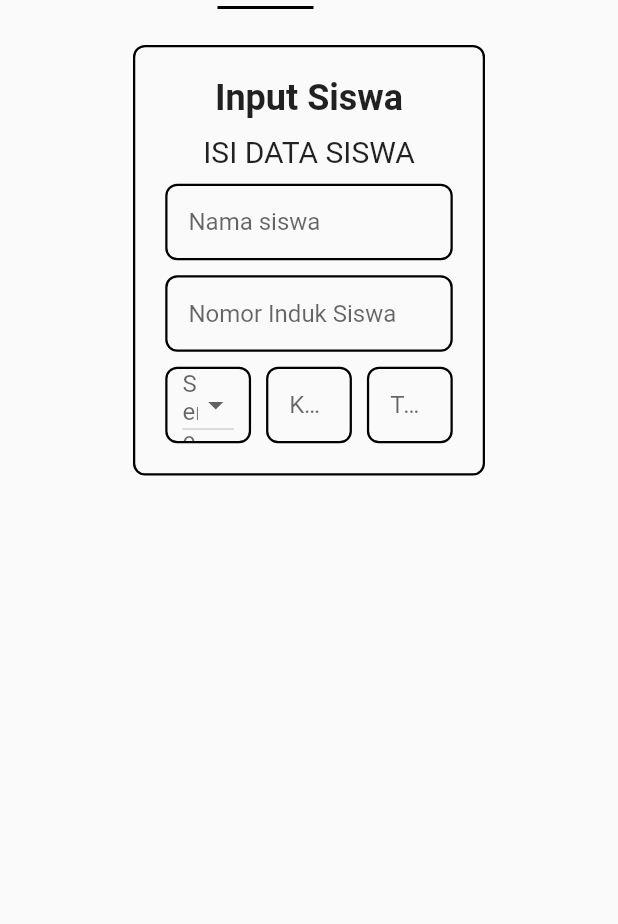
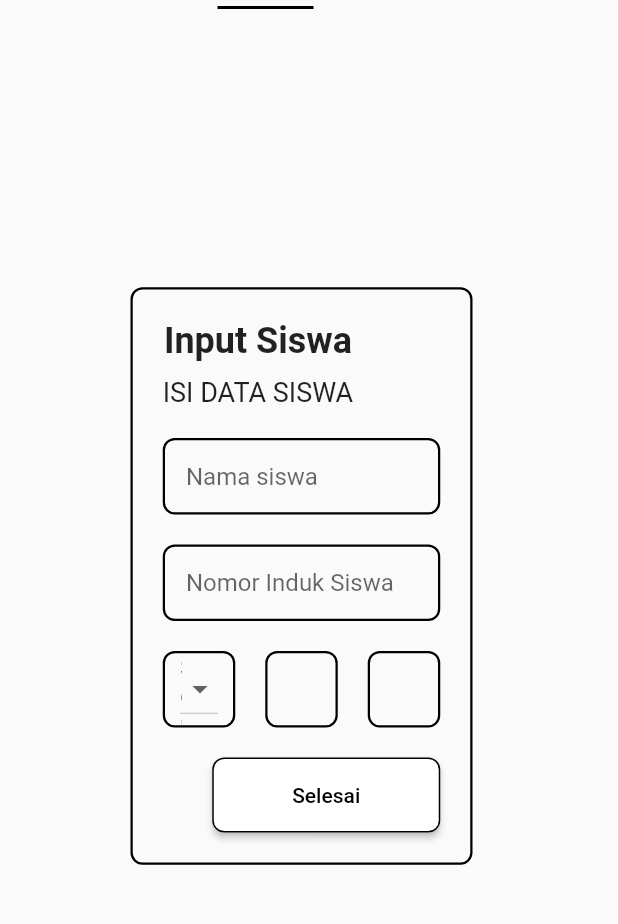
Before and after one commit to KukangSulap/dmc_sql, a Flutter app: the InputSiswaPage screen opened directly, on a phone screen of 412 x 824 dp, the part 69-993 px from its top. Run offline on Flutter 3.47's test engine with Material 2 defaults, Android fonts, the phone set to English and light mode, and no system bars.

Commit message:
UI inputSiswa done 95%

```diff
--- a/dmc_sql/lib/BagSiswa/inputSiswa.dart
+++ b/dmc_sql/lib/BagSiswa/inputSiswa.dart
@@ -1,4 +1,5 @@
 import 'package:dmc_sql/AppBar/appBarAdmin.dart';
+import 'package:dmc_sql/BagSiswa/siswa.dart';
 import 'package:flutter/material.dart';
 import 'package:flutter/src/widgets/framework.dart';
 import 'package:flutter/src/widgets/placeholder.dart';
@@ -19,8 +20,10 @@ class _InputSiswaPageState extends State<InputSiswaPage> {
       appBar: AppBarAdmin(page: "s"),
       body: Padding(
         padding: const EdgeInsets.all(20.0),
-        child:  Row(
-          mainAxisAlignment: MainAxisAlignment.spaceBetween,
+        child: Column(
+          children: [
+            Expanded(
+              child: Row(
                 children: [
                   const Expanded(
                     flex: 1,
@@ -42,23 +45,27 @@ class _InputSiswaPageState extends State<InputSiswaPage> {
                         child: Column(
                           mainAxisSize: MainAxisSize.min,
                           children: [
-                      const Text(
+                            Container(
+                              alignment: Alignment.topLeft,
+                              child: Column(
+                                children: const [
+                                  Text(
                                     "Input Siswa",
                                     style: TextStyle(
                                       fontSize: 24,
-                          fontWeight: FontWeight.bold
+                                      fontWeight: FontWeight.bold,
                                     ),
                                     textAlign: TextAlign.left,
                                   ),
-                      const SizedBox(height: 10.0),
-                      const Text(
+                                  SizedBox(height: 10.0),
+                                  Text(
                                     "ISI DATA SISWA",
-                        style: TextStyle(
-                            fontSize: 20
+                                    style: TextStyle(fontSize: 18),
                                   ),
-                        textAlign: TextAlign.left,
+                                ],
                               ),
-                      const SizedBox(height: 10.0),
+                            ),
+                            SizedBox(height: 20.0),
                             Container(
                               decoration: BoxDecoration(
                                 borderRadius: BorderRadius.circular(8.0),
@@ -75,7 +82,7 @@ class _InputSiswaPageState extends State<InputSiswaPage> {
                                 ),
                               ),
                             ),
-                      const SizedBox(height: 10.0),
+                            SizedBox(height: 20.0),
                             Container(
                               decoration: BoxDecoration(
                                 borderRadius: BorderRadius.circular(8.0),
@@ -92,7 +99,7 @@ class _InputSiswaPageState extends State<InputSiswaPage> {
                                 ),
                               ),
                             ),
-                      const SizedBox(height: 10.0),
+                            SizedBox(height: 20.0),
                             Row(
                               mainAxisAlignment: MainAxisAlignment.spaceBetween,
                               children: [
@@ -104,7 +111,7 @@ class _InputSiswaPageState extends State<InputSiswaPage> {
                                       border: Border.all(color: Colors.black, width: 1.5),
                                     ),
                                     child: DropdownButton<String>(
-                                hint: Text("Semester"),
+                                      hint: const Text("Semester"),
                                       isExpanded: true,
                                       value: selectedOption,
                                       items: const [
@@ -125,7 +132,7 @@ class _InputSiswaPageState extends State<InputSiswaPage> {
                                     ),
                                   ),
                                 ),
-                          const SizedBox(width: 10.0),
+                                SizedBox(width: 20.0),
                                 Expanded(
                                   child: Container(
                                     decoration: BoxDecoration(
@@ -144,7 +151,7 @@ class _InputSiswaPageState extends State<InputSiswaPage> {
                                     ),
                                   ),
                                 ),
-                          const SizedBox(width: 10.0),
+                                SizedBox(width: 20.0),
                                 Expanded(
                                   child: Container(
                                     decoration: BoxDecoration(
@@ -164,13 +171,47 @@ class _InputSiswaPageState extends State<InputSiswaPage> {
                                   ),
                                 ),
                               ],
-                      )
+                            ),
+                            SizedBox(height: 20.0),
+                            Align(
+                              alignment: Alignment.centerRight,
+                              child: ElevatedButton(
+                                style: ButtonStyle(
+                                  shape: MaterialStateProperty.all<RoundedRectangleBorder>(
+                                    RoundedRectangleBorder(
+                                      borderRadius: BorderRadius.circular(8.0),
+                                      side: const BorderSide(color: Colors.black),
+                                    ),
+                                  ),
+                                  backgroundColor: MaterialStateProperty.all(Colors.white),
+                                ),
+                                onPressed: () {
+                                  Navigator.push(
+                                    context,
+                                    MaterialPageRoute(builder: (context) => SiswaPage()),
+                                  );
+                                },
+                                child: Container(
+                                  height: 50,
+                                  width: 120,
+                                  child: Column(
+                                    mainAxisAlignment: MainAxisAlignment.center,
+                                    children: const [
+                                      Text(
+                                        "Selesai",
+                                        style: TextStyle(color: Colors.black),
+                                      ),
                                     ],
                                   ),
                                 ),
                               ),
                             ),
-            const SizedBox(width: 10.0),
+                          ],
+                        ),
+                      ),
+                    ),
+                  ),
+                  const SizedBox(width: 20.0),
                   const Expanded(
                     flex: 1,
                     child: FractionallySizedBox(
@@ -178,10 +219,13 @@ class _InputSiswaPageState extends State<InputSiswaPage> {
                     ),
                   ),
                 ],
-        )
-
+              ),
+            ),
+            SizedBox(height: 20.0),
+          ],
+        ),
       ),
     );
+  }
 
 }
-}
```
Lines whose indentation alone changed are shown as unchanged.
